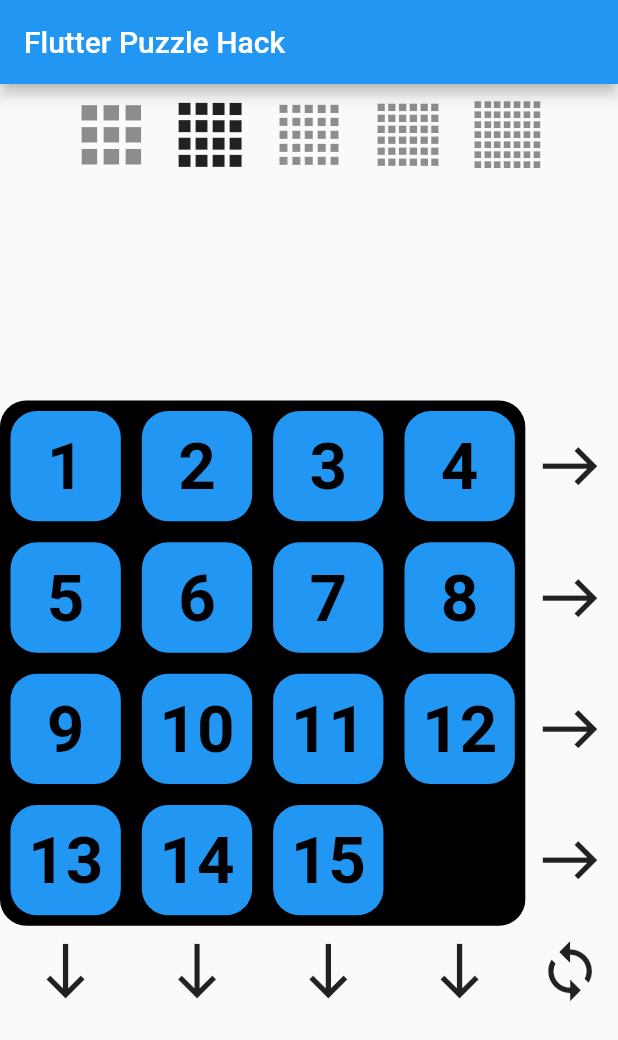
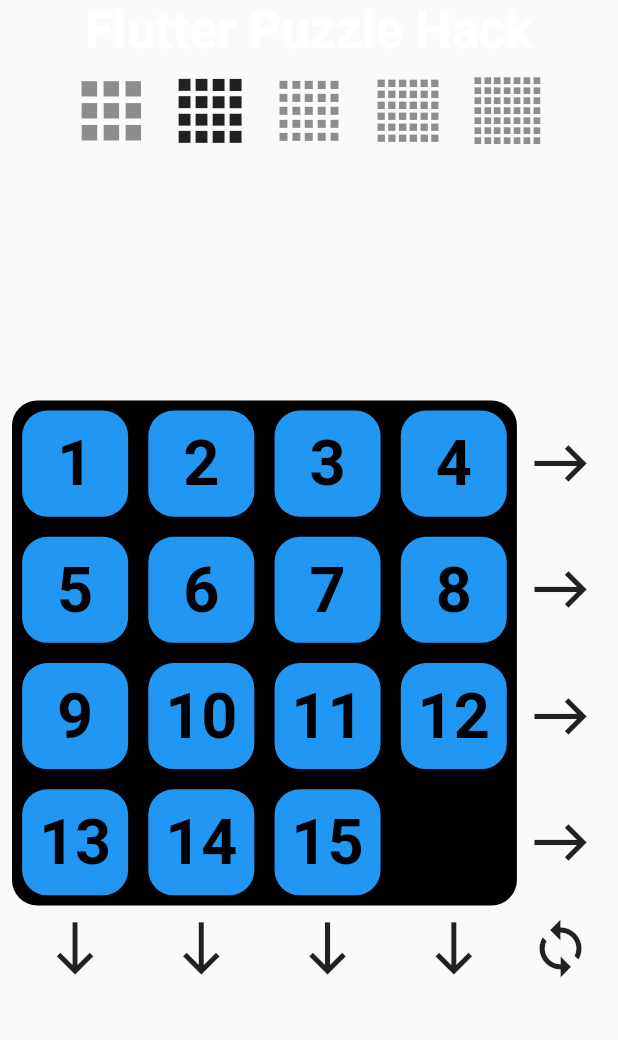
Before and after one commit to jordanmosakowski/double_slide, a Flutter app: the screen it shows after launch, on a phone screen of 412 x 824 dp. Shown: the top 1040 px of the screen. Run offline on Flutter 3.47's test engine with Material 2 defaults, Android fonts, the phone set to English and light mode, and no system bars; our stand-ins replace google_fonts; Roboto replaces fonts that are missing (Oxygen); statements that could not run were skipped.

Commit message:
Minor bug and style changes

```diff
--- a/lib/classes/home.dart
+++ b/lib/classes/home.dart
@@ -79,11 +79,9 @@ class _HomeState extends State<Home> with TickerProviderStateMixin{
   @override
   Widget build(BuildContext context) {
     return Scaffold(
-      appBar: AppBar(
-        title: const Text('Flutter Puzzle Hack'),
-      ),
       body: Column(
         children: [
+          Text('Flutter Puzzle Hack', style: Theme.of(context).textTheme.headline4,),
           Row(
             mainAxisAlignment: MainAxisAlignment.center,
             children: [
@@ -105,6 +103,8 @@ class _HomeState extends State<Home> with TickerProviderStateMixin{
             ],
           ),
           Expanded(
+            child: Padding(
+              padding: const EdgeInsets.all(8.0),
               child: Center(
                 child: LayoutBuilder(
                   builder: (context,BoxConstraints constraints) {
@@ -188,6 +188,7 @@ class _HomeState extends State<Home> with TickerProviderStateMixin{
                 )
               ),
             ),
+          ),
         ],
       )
     );
--- a/lib/classes/puzzle.dart
+++ b/lib/classes/puzzle.dart
@@ -128,7 +128,7 @@ class Puzzle {
       pieceToMove = piece;
       for(SlideMove m in moves){
         if(m == SlideMove.up){
-          moveOptions[i-4] = SlideMove.up;
+          moveOptions[i-size] = SlideMove.up;
         }
         else if(m == SlideMove.down){
           moveOptions[i+size] = SlideMove.down;
@@ -137,10 +137,9 @@ class Puzzle {
           moveOptions[i-1] = SlideMove.left;
         }
         else if(m == SlideMove.right){
-          moveOptions[i+size] = SlideMove.right;
+          moveOptions[i+1] = SlideMove.right;
         }
       }
     }
   }
-
 }
--- a/lib/main.dart
+++ b/lib/main.dart
@@ -17,13 +17,23 @@ class App extends StatelessWidget {
       darkTheme: ThemeData(
         brightness: Brightness.dark,
         textTheme: GoogleFonts.oxygenTextTheme(
-          Theme.of(context).textTheme,
+          Theme.of(context).textTheme.copyWith(
+            headline4: const TextStyle(
+              color: Colors.white,
+              fontWeight: FontWeight.bold,
+            )
+          ),
         ),
       ),
       theme: ThemeData(
         primarySwatch: Colors.blue,
         textTheme: GoogleFonts.oxygenTextTheme(
-          Theme.of(context).textTheme,
+          Theme.of(context).textTheme.copyWith(
+            headline4: const TextStyle(
+              color: Colors.white,
+              fontWeight: FontWeight.bold,
+            )
+          ),
         ),
       ),
       home: const Home(),
```
Lines whose indentation alone changed are shown as unchanged.
